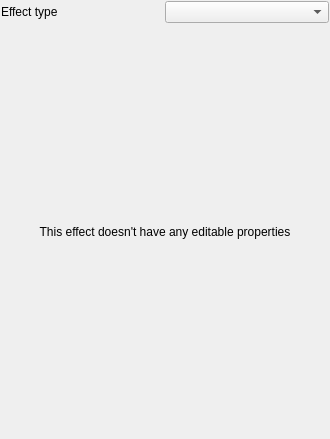
qgis/QGIS, file src/ui/effects/qgseffectpropertieswidget.ui: the form before one commit.
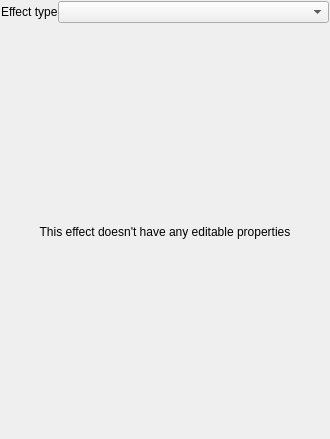
The form after the commit.

Commit message: [ui] Harmonize effects stack properties to match revamped symbol selector

Patch:
```diff
--- a/src/ui/effects/qgseffectpropertieswidget.ui
+++ b/src/ui/effects/qgseffectpropertieswidget.ui
@@ -32,7 +32,7 @@
      <item>
       <widget class="QComboBox" name="mEffectTypeCombo">
        <property name="sizePolicy">
-        <sizepolicy hsizetype="Minimum" vsizetype="Fixed">
+        <sizepolicy hsizetype="MinimumExpanding" vsizetype="Fixed">
          <horstretch>0</horstretch>
          <verstretch>0</verstretch>
         </sizepolicy>
```
The commit also changes 3 other files.
